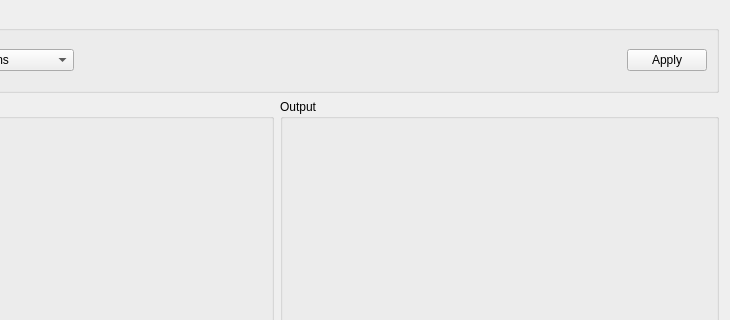
Romaisaa/CV-Toolbox, file pages/page10.ui: the form before one commit; both pictures show x 177 to 907 and y 0 to 320 of the 907 by 510 pixel window.
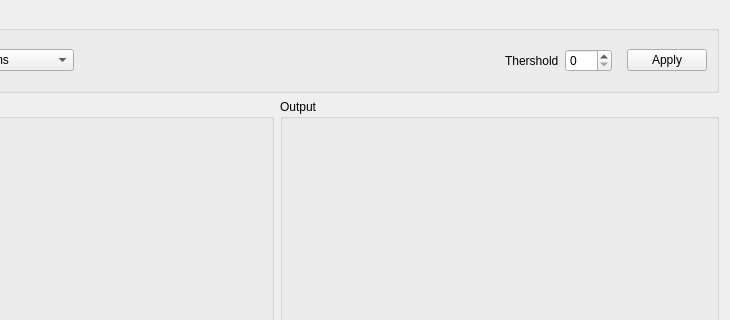
The form after the commit. The open tabs and pages were chosen to show the change. Custom widgets are drawn as their Qt base class.

Commit message: feat: connecting region growing to the ui

Patch:
```diff
--- a/pages/page10.ui
+++ b/pages/page10.ui
@@ -210,7 +210,37 @@
           </item>
          </layout>
         </widget>
-        <widget class="QWidget" name="regionGrowingPage"/>
+        <widget class="QWidget" name="regionGrowingPage">
+         <layout class="QHBoxLayout" name="horizontalLayout_6">
+          <item>
+           <spacer name="horizontalSpacer_2">
+            <property name="orientation">
+             <enum>Qt::Horizontal</enum>
+            </property>
+            <property name="sizeHint" stdset="0">
+             <size>
+              <width>333</width>
+              <height>20</height>
+             </size>
+            </property>
+           </spacer>
+          </item>
+          <item>
+           <widget class="QLabel" name="thersholdLabel">
+            <property name="text">
+             <string>Thershold</string>
+            </property>
+           </widget>
+          </item>
+          <item>
+           <widget class="QSpinBox" name="thersholdValue">
+            <property name="maximum">
+             <number>255</number>
+            </property>
+           </widget>
+          </item>
+         </layout>
+        </widget>
        </widget>
       </item>
       <item>
```
Left out of the diff: 6 changed lines with no effect on the pictures. The commit also changes 1 other file.
